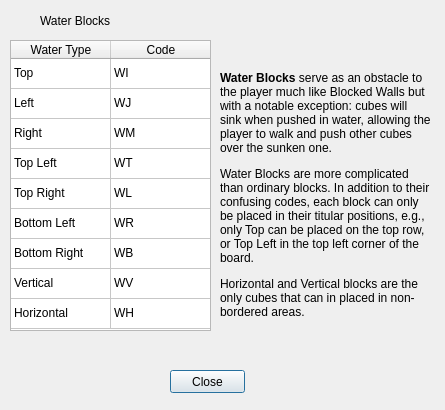
Qt form ui/legendWater.ui (le717/Blocks) before a commit.
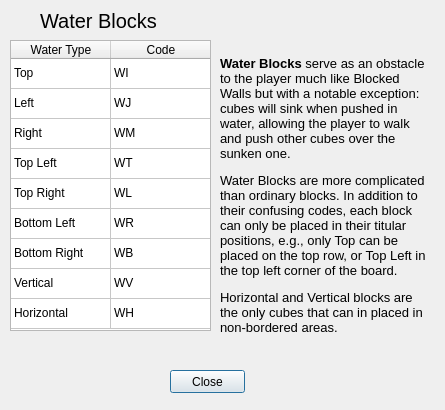
The same form after that commit. Icons and pictures are not drawn.

Commit message: Revert using Open Sans for UI, let Qt pick the font

Patch:
```diff
--- a/ui/legendWater.ui
+++ b/ui/legendWater.ui
@@ -40,7 +40,7 @@
     </rect>
    </property>
    <property name="styleSheet">
-    <string notr="true">font: 75 16pt &quot;Open Sans&quot;;
+    <string notr="true">font-size:15pt;
 qproperty-alignment: AlignCenter;</string>
    </property>
    <property name="text">
@@ -57,7 +57,7 @@
     </rect>
    </property>
    <property name="styleSheet">
-    <string notr="true">font: 75 9pt &quot;Open Sans&quot;;
+    <string notr="true">font-size: 10pt;
 qproperty-alignment: AlignTop;</string>
    </property>
    <property name="text">
```
The commit also changes 7 other files.
